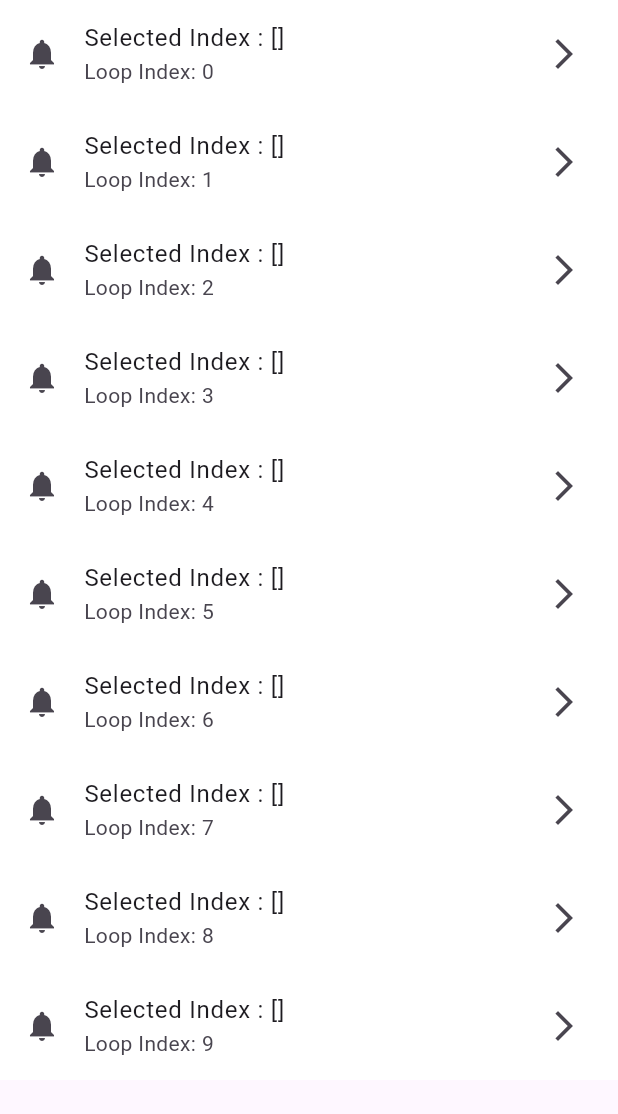
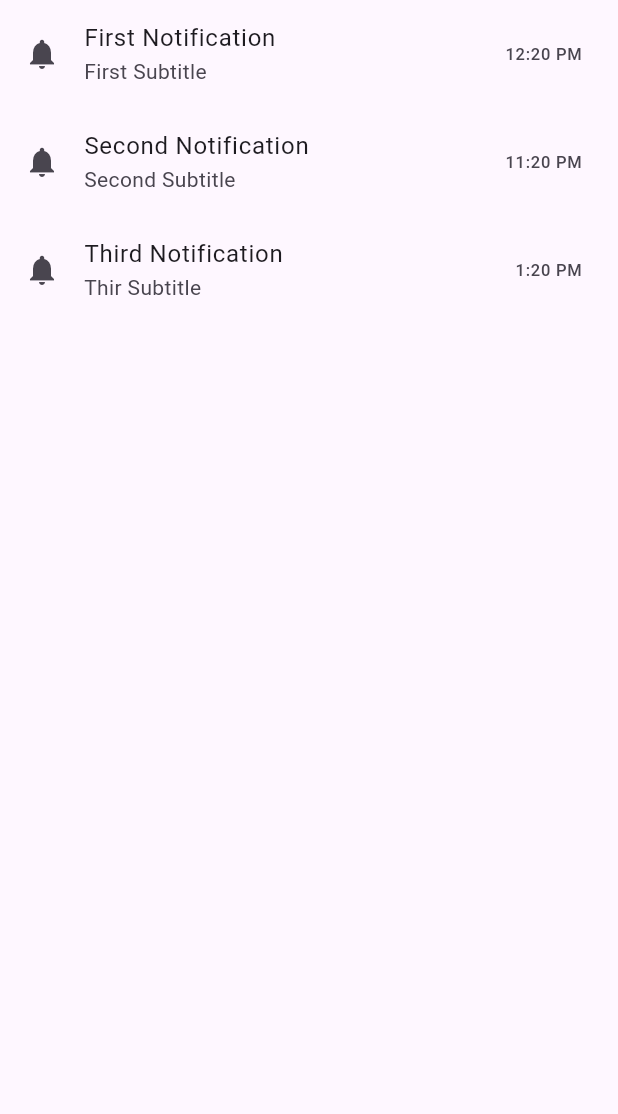
Before and after one commit to MuhammadAliKust/Flutter-B15, a Flutter app: the screen it shows after launch, on a phone screen of 412 x 824 dp, the part 84-1198 px from its top. Run offline on Flutter 3.47's test engine with Material 3 defaults, Android fonts, the phone set to English and light mode, and no system bars; our stand-ins replace string_validator.

Commit message:
Dynamic List View

```diff
--- /dev/null
+++ b/lib/dynamic_list_view.dart
@@ -0,0 +1,40 @@
+import 'package:flutter/material.dart';
+import 'package:flutter_b15/models/notification.dart';
+
+class DynamicListView extends StatelessWidget {
+  DynamicListView({super.key});
+
+  List<NotificationModel> myList = [
+    NotificationModel(
+        title: 'First Notification',
+        time: '12:20 PM',
+        subTitle: 'First Subtitle'),
+    NotificationModel(
+        title: 'Second Notification',
+        time: '11:20 PM',
+        subTitle: 'Second Subtitle'),
+    NotificationModel(
+        title: 'Third Notification',
+        time: '1:20 PM',
+        subTitle: 'Thir Subtitle'),
+  ];
+
+  @override
+  Widget build(BuildContext context) {
+    return Scaffold(
+      appBar: AppBar(
+        title: Text("List View Demo"),
+      ),
+      body: ListView.builder(
+          itemCount: myList.length,
+          itemBuilder: (context, i) {
+            return ListTile(
+              leading: Icon(Icons.notifications),
+              title: Text(myList[i].title),
+              subtitle: Text(myList[i].subTitle),
+              trailing: Text(myList[i].time),
+            );
+          }),
+    );
+  }
+}
--- a/lib/main.dart
+++ b/lib/main.dart
@@ -1,10 +1,12 @@
 import 'package:flutter/material.dart';
+import 'package:flutter_b15/dynamic_list_view.dart';
 import 'package:flutter_b15/list_tile_view.dart';
 import 'package:flutter_b15/list_view.dart';
 import 'package:flutter_b15/login.dart';
 import 'package:flutter_b15/multiple_selection.dart';
 import 'package:flutter_b15/single_selection.dart';
 import 'image.dart';
+
 void main() {
   runApp(MyApp());
 }
@@ -16,7 +18,7 @@ class MyApp extends StatelessWidget {
   Widget build(BuildContext context) {
     return MaterialApp(
       debugShowCheckedModeBanner: false,
-      home: MultipleSelectionDemo(),
+      home: DynamicListView(),
     );
   }
 }
--- /dev/null
+++ b/lib/models/notification.dart
@@ -0,0 +1,8 @@
+class NotificationModel {
+  final String title;
+  final String subTitle;
+  final String time;
+
+  NotificationModel(
+      {required this.title, required this.time, required this.subTitle});
+}
--- a/lib/multiple_selection.dart
+++ b/lib/multiple_selection.dart
@@ -26,7 +26,6 @@ class _MultipleSelectionDemoState extends State<MultipleSelectionDemo> {
                 } else {
                   selectedIndex.add(i);
                 }
-
                 setState(() {});
               },
               leading: Icon(Icons.notifications),
```
